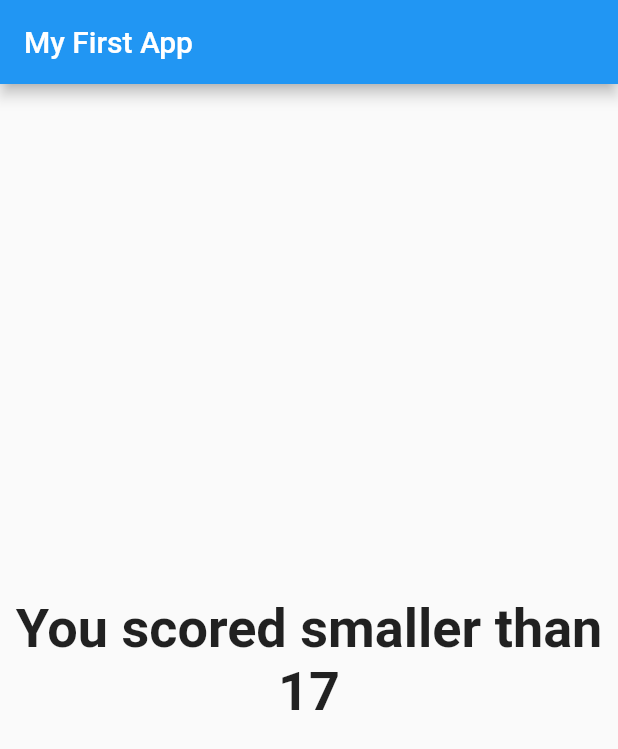
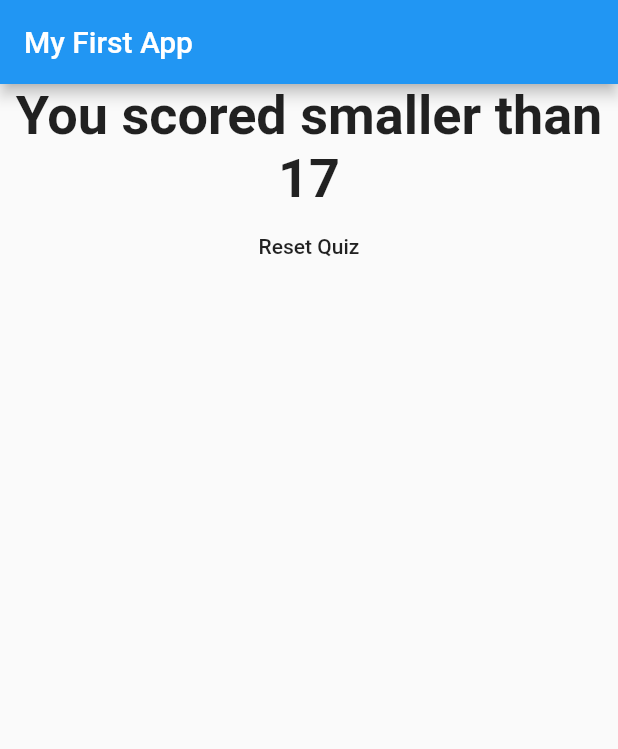
Before and after one commit to GabrielShaukan/quiz_app, a Flutter app: the screen it shows after launch, after a tap on "Black", after a tap on "Elephant", after a tap on "Mustard", on a phone screen of 412 x 824 dp. Shown: the top 749 px of the screen. Run offline on Flutter 3.47's test engine with Material 2 defaults, Android fonts, the phone set to English and light mode, and no system bars.

Commit message:
Added reset

```diff
--- a/lib/main.dart
+++ b/lib/main.dart
@@ -47,6 +47,13 @@ class _MyAppState extends State<MyApp> {
     },
   ];
 
+  void _resetQuiz() {
+    setState(() {
+      _questionIndex = 0;
+      _totalScore = 0;
+    });
+  }
+
   void _answerQuestion(int score) {
     _totalScore += score;
 
@@ -69,7 +76,7 @@ class _MyAppState extends State<MyApp> {
                 answerQuestion: _answerQuestion,
                 questionIndex: _questionIndex,
                 questions: _questions)
-            : Result(_totalScore),
+            : Result(_totalScore, _resetQuiz),
       ),
     );
   }
--- a/lib/result.dart
+++ b/lib/result.dart
@@ -2,8 +2,9 @@ import 'package:flutter/material.dart';
 
 class Result extends StatelessWidget {
   final resultScore;
+  final Function resetHandler;
 
-  Result(this.resultScore);
+  Result(this.resultScore, this.resetHandler);
 
   String get resultPhrase {
     var resultText = 'You Did it!';
@@ -20,10 +21,15 @@ class Result extends StatelessWidget {
   @override
   Widget build(BuildContext context) {
     return Center(
-      child: Text(
-        resultPhrase,
-        style: TextStyle(fontSize: 36, fontWeight: FontWeight.bold),
-        textAlign: TextAlign.center,
+      child: Column(
+        children: <Widget>[
+          Text(
+            resultPhrase,
+            style: TextStyle(fontSize: 36, fontWeight: FontWeight.bold),
+            textAlign: TextAlign.center,
+          ),
+          FlatButton(onPressed: resetHandler, child: Text('Reset Quiz'))
+        ],
       ),
     );
   }
```
